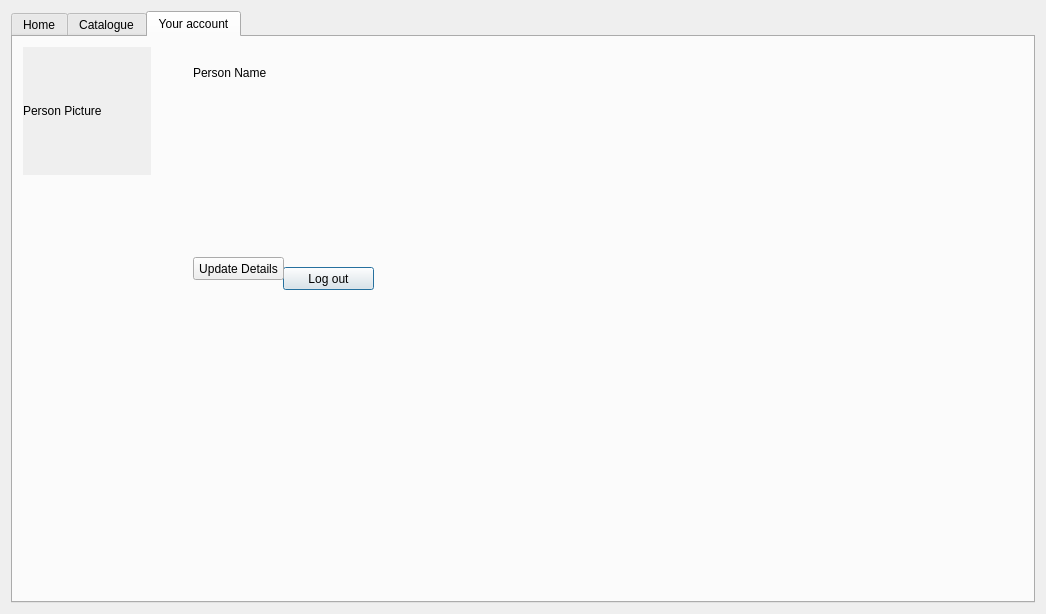
This is NewWindowChur/catalogue.ui in jandrealyn/LibraryQtSystem as Qt 5 draws it before an edit. The edited form follows.
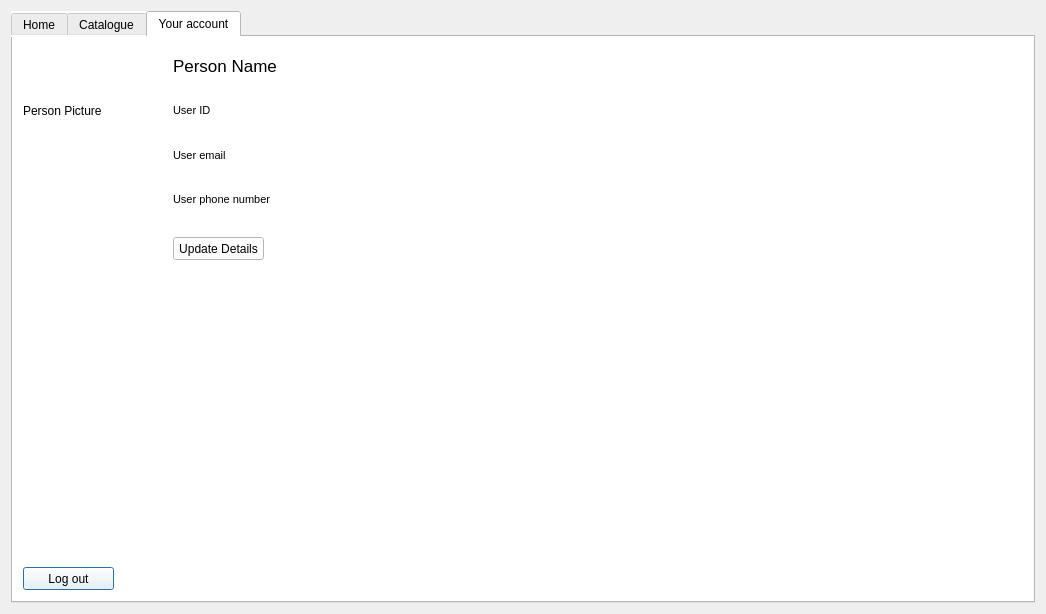
This is the edited form. The open tabs and pages were chosen to show the change. Icons and pictures are not drawn.

Patch:
```diff
--- a/NewWindowChur/catalogue.ui
+++ b/NewWindowChur/catalogue.ui
@@ -22,6 +22,9 @@
   <layout class="QGridLayout" name="gridLayout">
    <item row="0" column="0">
     <widget class="QTabWidget" name="tabWidget">
+     <property name="styleSheet">
+      <string notr="true">background-color: rgb(255, 255, 255);</string>
+     </property>
      <property name="currentIndex">
       <number>1</number>
      </property>
@@ -112,8 +115,8 @@
       <widget class="QPushButton" name="yourAccount_logout">
        <property name="geometry">
         <rect>
-         <x>270</x>
-         <y>230</y>
+         <x>10</x>
+         <y>530</y>
          <width>91</width>
          <height>23</height>
         </rect>
@@ -125,8 +128,8 @@
       <widget class="QPushButton" name="pushButton_3">
        <property name="geometry">
         <rect>
-         <x>180</x>
-         <y>220</y>
+         <x>160</x>
+         <y>200</y>
          <width>91</width>
          <height>23</height>
         </rect>
@@ -151,18 +154,65 @@
         <string>Person Picture</string>
        </property>
       </widget>
-      <widget class="QLabel" name="label_2">
+      <widget class="QWidget" name="">
        <property name="geometry">
         <rect>
-         <x>180</x>
-         <y>20</y>
-         <width>81</width>
-         <height>31</height>
+         <x>160</x>
+         <y>10</y>
+         <width>651</width>
+         <height>171</height>
         </rect>
        </property>
-       <property name="text">
-        <string>Person Name</string>
-       </property>
+       <layout class="QVBoxLayout" name="verticalLayout_2">
+        <item>
+         <widget class="QLabel" name="label_2">
+          <property name="font">
+           <font>
+            <pointsize>13</pointsize>
+           </font>
+          </property>
+          <property name="text">
+           <string>Person Name</string>
+          </property>
+         </widget>
+        </item>
+        <item>
+         <widget class="QLabel" name="label_4">
+          <property name="font">
+           <font>
+            <pointsize>8</pointsize>
+           </font>
+          </property>
+          <property name="text">
+           <string>User ID</string>
+          </property>
+         </widget>
+        </item>
+        <item>
+         <widget class="QLabel" name="label_5">
+          <property name="font">
+           <font>
+            <pointsize>8</pointsize>
+           </font>
+          </property>
+          <property name="text">
+           <string>User email</string>
+          </property>
+         </widget>
+        </item>
+        <item>
+         <widget class="QLabel" name="label_6">
+          <property name="font">
+           <font>
+            <pointsize>8</pointsize>
+           </font>
+          </property>
+          <property name="text">
+           <string>User phone number</string>
+          </property>
+         </widget>
+        </item>
+       </layout>
       </widget>
      </widget>
     </widget>
```
Left out of the diff: 10 changed lines with no effect on the pictures.
